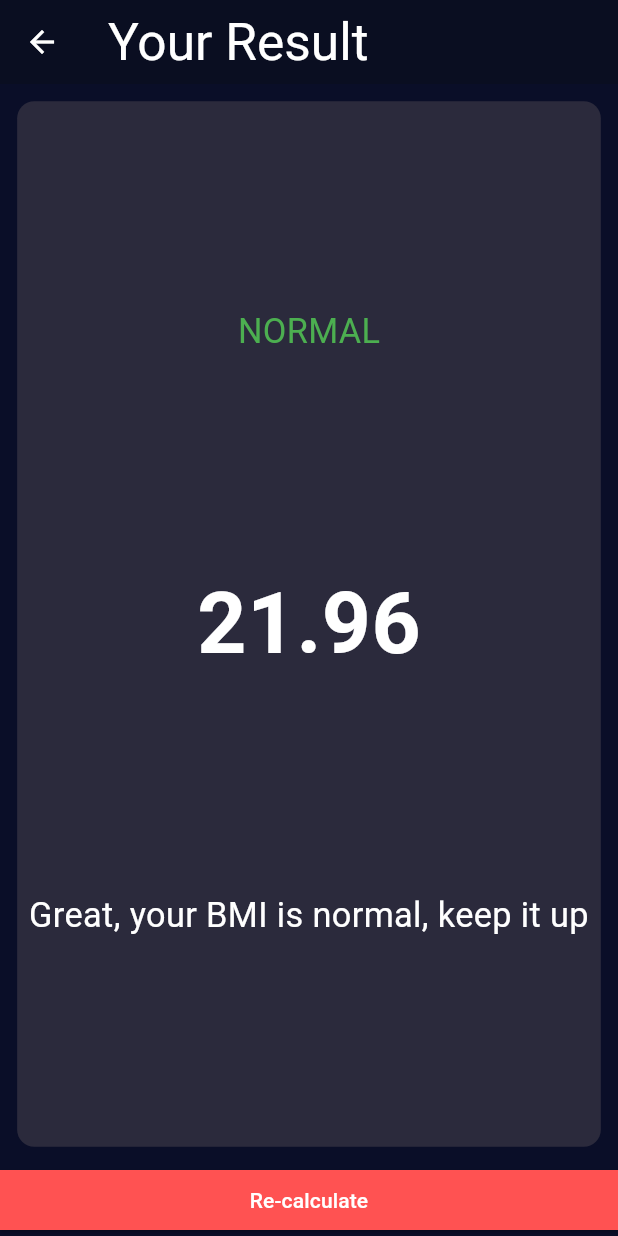
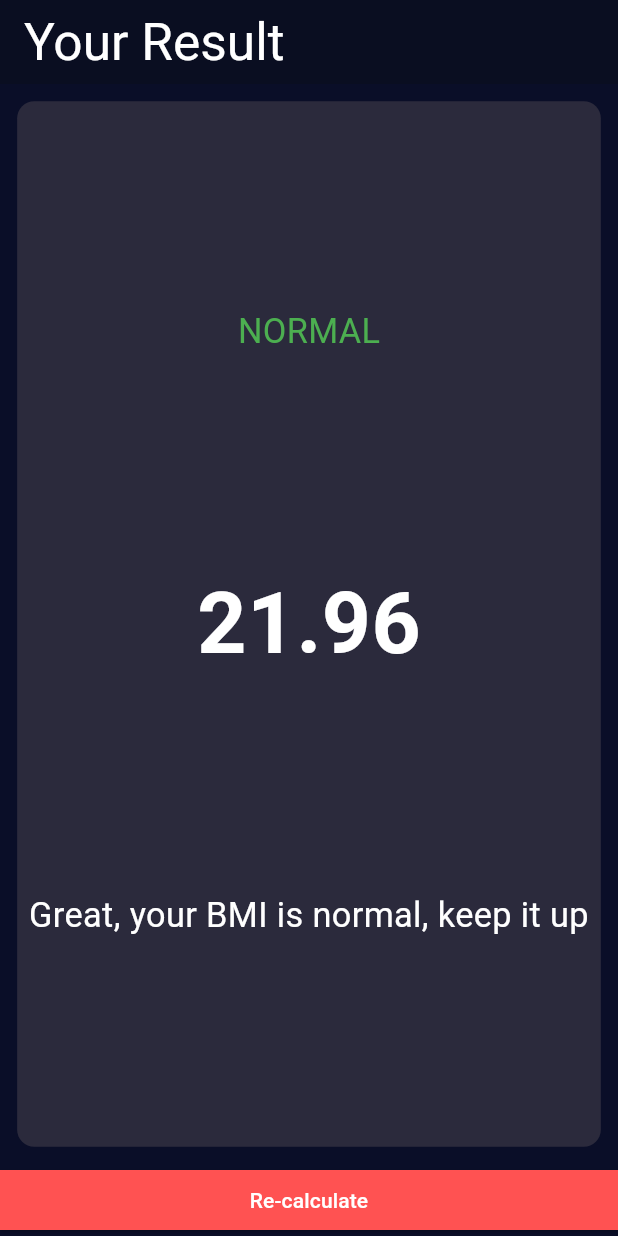
Before and after one commit to Faizan-glitch-os/smit_flutter_bmi_app, a Flutter app: the screen it shows after launch, item 2 of the bottom bar chosen, after a tap on "Calculate", on a phone screen of 412 x 824 dp. Run offline on Flutter 3.47's test engine with Material 3 defaults, Android fonts, the phone set to English and light mode, and no system bars; our stand-ins replace flutter_screenutil, font_awesome_flutter.

Commit message:
BMI app completed and fully working

```diff
--- a/lib/main_screen.dart
+++ b/lib/main_screen.dart
@@ -218,7 +218,8 @@ class _MainScreenState extends State<MainScreen> {
             title: 'Calculate',
             onTap: () {
               calculateResult();
-              Navigator.push(context, MaterialPageRoute(builder: (context) {
+              Navigator.pushReplacement(context,
+                  MaterialPageRoute(builder: (context) {
                 return ResultScreen(
                   title: title,
                   message: message,
--- a/lib/result_screen.dart
+++ b/lib/result_screen.dart
@@ -67,7 +67,7 @@ class ResultScreen extends StatelessWidget {
           BottomButtonWidget(
             title: 'Re-calculate',
             onTap: () {
-              Navigator.push(context, MaterialPageRoute(builder: (context) {
+              Navigator.pushReplacement(context, MaterialPageRoute(builder: (context) {
                 return MainScreen();
               }));
             },
```
